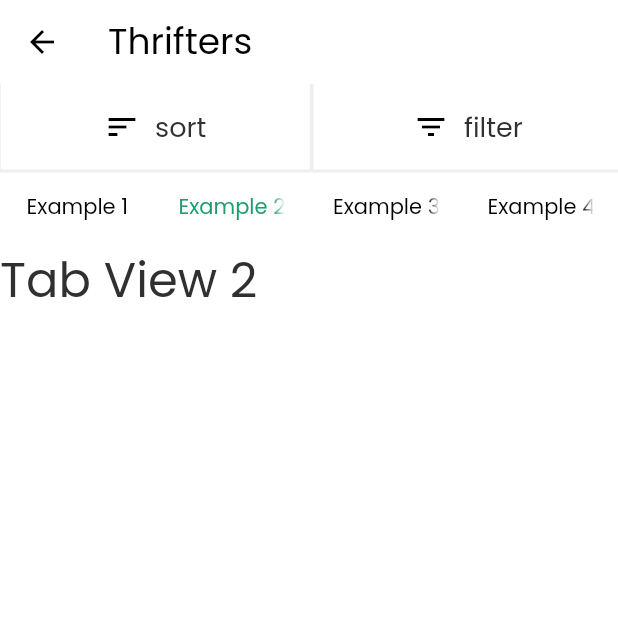
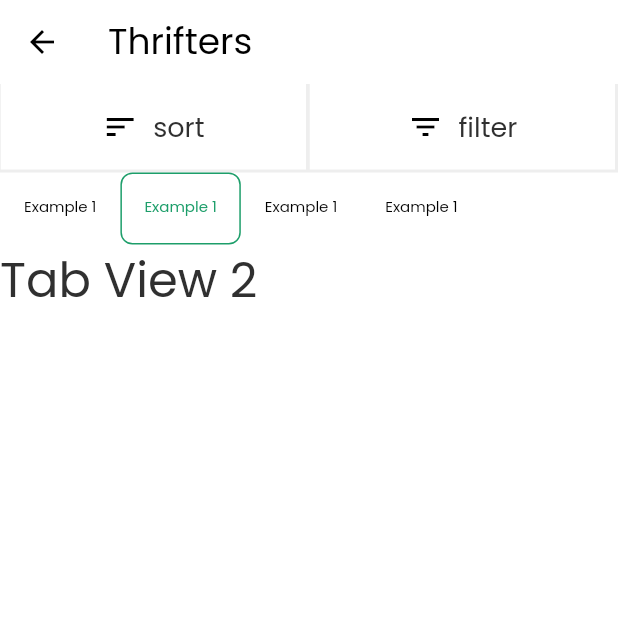
Before and after one commit to abdelrahmansheta16/thrifters_united, a Flutter app: the FilteredProducts screen opened directly, tab 2 chosen, on a phone screen of 412 x 824 dp, the top half of it. Run offline on Flutter 3.47's test engine with Material 2 defaults, Android fonts, the phone set to English and light mode, and no system bars; our stand-ins replace auto_size_text, badges, cloud_firestore, country_code_picker, firebase_auth, firebase_core and 17 more; missing offline and left inert: extension_google_sign_in_as_googleapis_auth, flutter_facebook_auth, flutter_google_places, google_api_headers, google_maps_webservice, googleapis and 3 more; accounts and stored records are empty; network calls fail.

Commit message:
my 12 commit

```diff
--- a/lib/customUi/FilteredProducts.dart
+++ b/lib/customUi/FilteredProducts.dart
@@ -49,15 +49,16 @@ class _FilteredProductsState extends State<FilteredProducts> {
               child: Row(
                 mainAxisSize: MainAxisSize.max,
                 children: [
-                  Padding(
+                  Expanded(
+                    child: Padding(
                       padding: EdgeInsetsDirectional.fromSTEB(0.5, 0, 2, 2),
                       child: Container(
-                      width: MediaQuery.of(context).size.width * 0.5,
                         decoration: BoxDecoration(
                           color: Colors.white,
                         ),
                         child: Padding(
-                        padding: EdgeInsetsDirectional.fromSTEB(10, 10, 10, 10),
+                          padding:
+                              EdgeInsetsDirectional.fromSTEB(10, 10, 10, 10),
                           child: Row(
                             mainAxisSize: MainAxisSize.max,
                             mainAxisAlignment: MainAxisAlignment.center,
@@ -87,15 +88,17 @@ class _FilteredProductsState extends State<FilteredProducts> {
                         ),
                       ),
                     ),
-                  Padding(
+                  ),
+                  Expanded(
+                    child: Padding(
                       padding: EdgeInsetsDirectional.fromSTEB(0.5, 0, 2, 2),
                       child: Container(
-                      width: MediaQuery.of(context).size.width * 0.5,
                         decoration: BoxDecoration(
                           color: Colors.white,
                         ),
                         child: Padding(
-                        padding: EdgeInsetsDirectional.fromSTEB(10, 10, 10, 10),
+                          padding:
+                              EdgeInsetsDirectional.fromSTEB(10, 10, 10, 10),
                           child: Row(
                             mainAxisSize: MainAxisSize.max,
                             mainAxisAlignment: MainAxisAlignment.center,
@@ -125,6 +128,7 @@ class _FilteredProductsState extends State<FilteredProducts> {
                         ),
                       ),
                     ),
+                  ),
                 ],
               ),
             ),
@@ -134,28 +138,48 @@ class _FilteredProductsState extends State<FilteredProducts> {
                 initialIndex: 0,
                 child: Column(
                   children: [
-                    TabBar(
+                    Align(
+                      alignment: Alignment.centerLeft,
+                      child: TabBar(
                         indicator: BoxDecoration(
-                        borderRadius: BorderRadius.all(Radius.circular(1)),
+                          borderRadius: BorderRadius.circular(8),
+                          border: Border.all(
+                            color: Color(0xFF1D9E6A),
+                            width: 1,
                           ),
+                        ),
+                        isScrollable: true,
                         labelColor: Color(0xFF1D9E6A),
                         unselectedLabelColor: Colors.black,
                         labelStyle: FlutterFlowTheme.bodyText1,
                         indicatorColor: Color(0xFF1D9E6A),
                         tabs: [
                           Tab(
-                          text: 'Example 1',
+                            child: Text(
+                              'Example 1',
+                              style: TextStyle(fontSize: 10),
+                            ),
                           ),
                           Tab(
-                          text: 'Example 2',
+                            child: Text(
+                              'Example 1',
+                              style: TextStyle(fontSize: 10),
+                            ),
                           ),
                           Tab(
-                          text: 'Example 3',
+                            child: Text(
+                              'Example 1',
+                              style: TextStyle(fontSize: 10),
+                            ),
                           ),
                           Tab(
-                          text: 'Example 4',
+                            child: Text(
+                              'Example 1',
+                              style: TextStyle(fontSize: 10),
+                            ),
                           ),
                         ],
+                      ),
                     ),
                     Expanded(
                       child: TabBarView(
```
Lines whose indentation alone changed are shown as unchanged.
